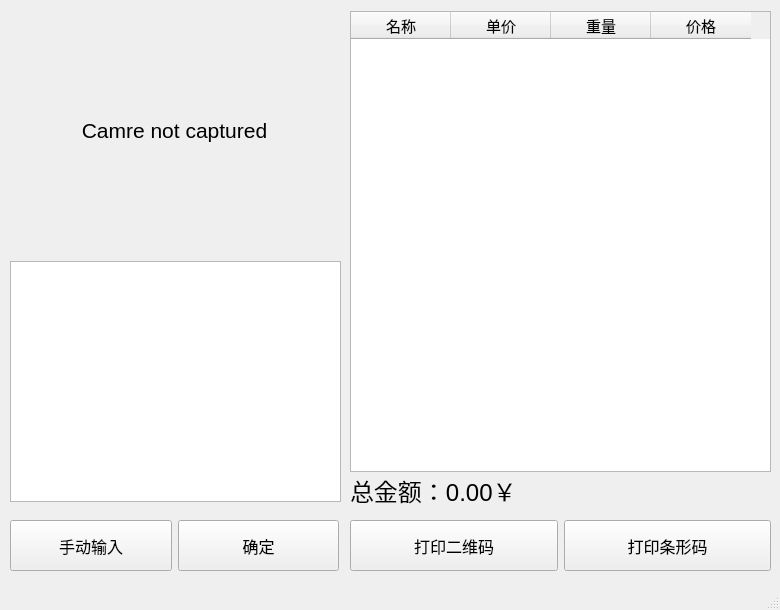
Qt form view/main.ui (HolmesAmzish/ElectricScale) before a commit.
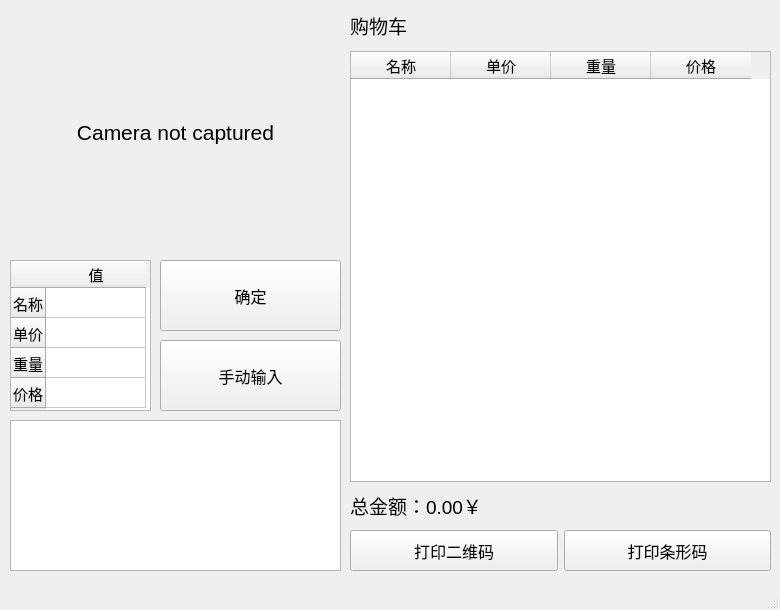
The same form after that commit.

Commit message: Get predicted label in information_table

Patch:
```diff
--- a/view/main.ui
+++ b/view/main.ui
@@ -30,9 +30,9 @@
     <property name="geometry">
      <rect>
       <x>350</x>
-      <y>520</y>
+      <y>530</y>
       <width>421</width>
-      <height>51</height>
+      <height>41</height>
      </rect>
     </property>
     <layout class="QHBoxLayout" name="horizontalLayout" stretch="0,0">
@@ -78,14 +78,14 @@
     <property name="geometry">
      <rect>
       <x>350</x>
-      <y>470</y>
+      <y>490</y>
       <width>401</width>
-      <height>41</height>
+      <height>31</height>
      </rect>
     </property>
     <property name="font">
      <font>
-      <pointsize>18</pointsize>
+      <pointsize>14</pointsize>
      </font>
     </property>
     <property name="text">
@@ -96,8 +96,8 @@
     <property name="geometry">
      <rect>
       <x>10</x>
-      <y>10</y>
-      <width>329</width>
+      <y>12</y>
+      <width>331</width>
       <height>241</height>
      </rect>
     </property>
@@ -107,7 +107,7 @@
      </font>
     </property>
     <property name="text">
-     <string>Camre not captured</string>
+     <string>Camera not captured</string>
     </property>
     <property name="scaledContents">
      <bool>true</bool>
@@ -116,61 +116,13 @@
      <set>Qt::AlignCenter</set>
     </property>
    </widget>
-   <widget class="QWidget" name="horizontalLayoutWidget_2">
-    <property name="geometry">
-     <rect>
-      <x>10</x>
-      <y>520</y>
-      <width>329</width>
-      <height>51</height>
-     </rect>
-    </property>
-    <layout class="QHBoxLayout" name="horizontalLayout_2" stretch="0,0">
-     <item>
-      <widget class="QPushButton" name="select_btn">
-       <property name="sizePolicy">
-        <sizepolicy hsizetype="Minimum" vsizetype="Minimum">
-         <horstretch>0</horstretch>
-         <verstretch>0</verstretch>
-        </sizepolicy>
-       </property>
-       <property name="font">
-        <font>
-         <pointsize>12</pointsize>
-        </font>
-       </property>
-       <property name="text">
-        <string>手动输入</string>
-       </property>
-      </widget>
-     </item>
-     <item>
-      <widget class="QPushButton" name="accept_btn">
-       <property name="sizePolicy">
-        <sizepolicy hsizetype="Minimum" vsizetype="Minimum">
-         <horstretch>0</horstretch>
-         <verstretch>0</verstretch>
-        </sizepolicy>
-       </property>
-       <property name="font">
-        <font>
-         <pointsize>12</pointsize>
-        </font>
-       </property>
-       <property name="text">
-        <string>确定</string>
-       </property>
-      </widget>
-     </item>
-    </layout>
-   </widget>
    <widget class="QTableWidget" name="cart_table">
     <property name="geometry">
      <rect>
       <x>350</x>
-      <y>11</y>
+      <y>51</y>
       <width>421</width>
-      <height>461</height>
+      <height>431</height>
      </rect>
     </property>
     <property name="font">
@@ -178,6 +130,12 @@
       <pointsize>11</pointsize>
      </font>
     </property>
+    <property name="showGrid">
+     <bool>true</bool>
+    </property>
+    <property name="gridStyle">
+     <enum>Qt::DashLine</enum>
+    </property>
     <column>
      <property name="text">
       <string>名称</string>
@@ -223,9 +181,135 @@
     <property name="geometry">
      <rect>
       <x>10</x>
-      <y>261</y>
+      <y>260</y>
+      <width>141</width>
+      <height>151</height>
+     </rect>
+    </property>
+    <property name="font">
+     <font>
+      <pointsize>11</pointsize>
+     </font>
+    </property>
+    <row>
+     <property name="text">
+      <string>名称</string>
+     </property>
+     <property name="font">
+      <font>
+       <pointsize>11</pointsize>
+      </font>
+     </property>
+    </row>
+    <row>
+     <property name="text">
+      <string>单价</string>
+     </property>
+     <property name="font">
+      <font>
+       <pointsize>11</pointsize>
+      </font>
+     </property>
+    </row>
+    <row>
+     <property name="text">
+      <string>重量</string>
+     </property>
+     <property name="font">
+      <font>
+       <pointsize>11</pointsize>
+      </font>
+     </property>
+    </row>
+    <row>
+     <property name="text">
+      <string>价格</string>
+     </property>
+     <property name="font">
+      <font>
+       <pointsize>11</pointsize>
+      </font>
+     </property>
+    </row>
+    <column>
+     <property name="text">
+      <string>值</string>
+     </property>
+    </column>
+   </widget>
+   <widget class="QLabel" name="label">
+    <property name="geometry">
+     <rect>
+      <x>350</x>
+      <y>10</y>
+      <width>421</width>
+      <height>31</height>
+     </rect>
+    </property>
+    <property name="font">
+     <font>
+      <pointsize>14</pointsize>
+     </font>
+    </property>
+    <property name="text">
+     <string>购物车</string>
+    </property>
+   </widget>
+   <widget class="QPushButton" name="accept_btn">
+    <property name="geometry">
+     <rect>
+      <x>160</x>
+      <y>260</y>
+      <width>181</width>
+      <height>71</height>
+     </rect>
+    </property>
+    <property name="sizePolicy">
+     <sizepolicy hsizetype="Minimum" vsizetype="Minimum">
+      <horstretch>0</horstretch>
+      <verstretch>0</verstretch>
+     </sizepolicy>
+    </property>
+    <property name="font">
+     <font>
+      <pointsize>12</pointsize>
+     </font>
+    </property>
+    <property name="text">
+     <string>确定</string>
+    </property>
+   </widget>
+   <widget class="QPushButton" name="select_btn">
+    <property name="geometry">
+     <rect>
+      <x>160</x>
+      <y>340</y>
+      <width>181</width>
+      <height>71</height>
+     </rect>
+    </property>
+    <property name="sizePolicy">
+     <sizepolicy hsizetype="Minimum" vsizetype="Minimum">
+      <horstretch>0</horstretch>
+      <verstretch>0</verstretch>
+     </sizepolicy>
+    </property>
+    <property name="font">
+     <font>
+      <pointsize>12</pointsize>
+     </font>
+    </property>
+    <property name="text">
+     <string>手动输入</string>
+    </property>
+   </widget>
+   <widget class="QTextBrowser" name="text_browser">
+    <property name="geometry">
+     <rect>
+      <x>10</x>
+      <y>420</y>
       <width>331</width>
-      <height>241</height>
+      <height>151</height>
      </rect>
     </property>
    </widget>
```
Left out of the diff: 2 changed lines with no effect on the pictures. The commit also changes 10 other files.
